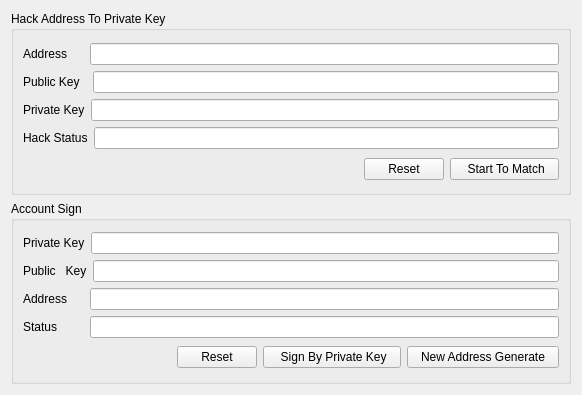
First picture: the form in main.ui, repository ansarul543/hackingscript, before the edit.
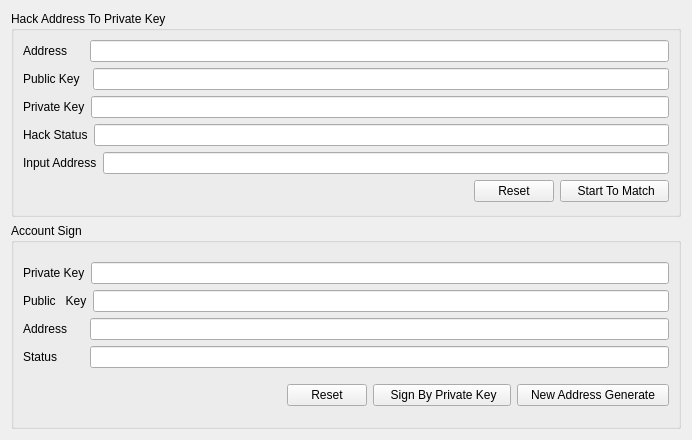
Second picture: the form after the edit.

The edit to the form file:
```diff
--- a/main.ui
+++ b/main.ui
@@ -6,8 +6,8 @@
    <rect>
     <x>0</x>
     <y>0</y>
-    <width>582</width>
-    <height>395</height>
+    <width>692</width>
+    <height>440</height>
    </rect>
   </property>
   <property name="windowTitle">
@@ -16,16 +16,28 @@
   <property name="styleSheet">
    <string notr="true"/>
   </property>
-  <layout class="QGridLayout" name="gridLayout_13">
+  <layout class="QGridLayout" name="gridLayout_6">
    <item row="0" column="0">
     <widget class="QGroupBox" name="groupBox">
      <property name="title">
       <string>Hack Address To Private Key</string>
      </property>
-     <layout class="QGridLayout" name="gridLayout_6">
-      <item row="0" column="0" colspan="3">
        <layout class="QGridLayout" name="gridLayout_5">
-        <item row="1" column="0">
+      <item row="0" column="0" colspan="3">
+       <layout class="QGridLayout" name="gridLayout">
+        <item row="0" column="0">
+         <widget class="QLabel" name="label">
+          <property name="text">
+           <string>Address     </string>
+          </property>
+         </widget>
+        </item>
+        <item row="0" column="1">
+         <widget class="QLineEdit" name="address"/>
+        </item>
+       </layout>
+      </item>
+      <item row="1" column="0" colspan="3">
          <layout class="QGridLayout" name="gridLayout_2">
           <item row="0" column="0">
            <widget class="QLabel" name="label_2">
@@ -39,21 +51,7 @@
           </item>
          </layout>
         </item>
-        <item row="3" column="0">
-         <layout class="QGridLayout" name="gridLayout_4">
-          <item row="0" column="0">
-           <widget class="QLabel" name="label_4">
-            <property name="text">
-             <string>Hack Status</string>
-            </property>
-           </widget>
-          </item>
-          <item row="0" column="1">
-           <widget class="QLineEdit" name="status"/>
-          </item>
-         </layout>
-        </item>
-        <item row="2" column="0">
+      <item row="2" column="0" colspan="3">
          <layout class="QGridLayout" name="gridLayout_3">
           <item row="0" column="0">
            <widget class="QLabel" name="label_3">
@@ -67,23 +65,35 @@
           </item>
          </layout>
         </item>
+      <item row="3" column="0" colspan="3">
+       <layout class="QGridLayout" name="gridLayout_4">
         <item row="0" column="0">
-         <layout class="QGridLayout" name="gridLayout">
-          <item row="0" column="0">
-           <widget class="QLabel" name="label">
+         <widget class="QLabel" name="label_4">
             <property name="text">
-             <string>Address     </string>
+           <string>Hack Status</string>
             </property>
            </widget>
           </item>
           <item row="0" column="1">
-           <widget class="QLineEdit" name="address"/>
+         <widget class="QLineEdit" name="status"/>
           </item>
          </layout>
         </item>
+      <item row="4" column="0" colspan="3">
+       <layout class="QHBoxLayout" name="horizontalLayout">
+        <item>
+         <widget class="QLabel" name="label_9">
+          <property name="text">
+           <string>Input Address</string>
+          </property>
+         </widget>
+        </item>
+        <item>
+         <widget class="QLineEdit" name="inputaddress"/>
+        </item>
        </layout>
       </item>
-      <item row="1" column="0">
+      <item row="5" column="0">
        <spacer name="horizontalSpacer">
         <property name="orientation">
          <enum>Qt::Horizontal</enum>
@@ -96,20 +106,20 @@
         </property>
        </spacer>
       </item>
-      <item row="1" column="2">
-       <widget class="QPushButton" name="hackstartbtn">
-        <property name="text">
-         <string>    Start To Match   </string>
-        </property>
-       </widget>
-      </item>
-      <item row="1" column="1">
+      <item row="5" column="1">
        <widget class="QPushButton" name="reset">
         <property name="text">
          <string>Reset</string>
         </property>
        </widget>
       </item>
+      <item row="5" column="2">
+       <widget class="QPushButton" name="hackstartbtn">
+        <property name="text">
+         <string>    Start To Match   </string>
+        </property>
+       </widget>
+      </item>
      </layout>
     </widget>
    </item>
```
Lines whose indentation alone changed are shown as unchanged.
